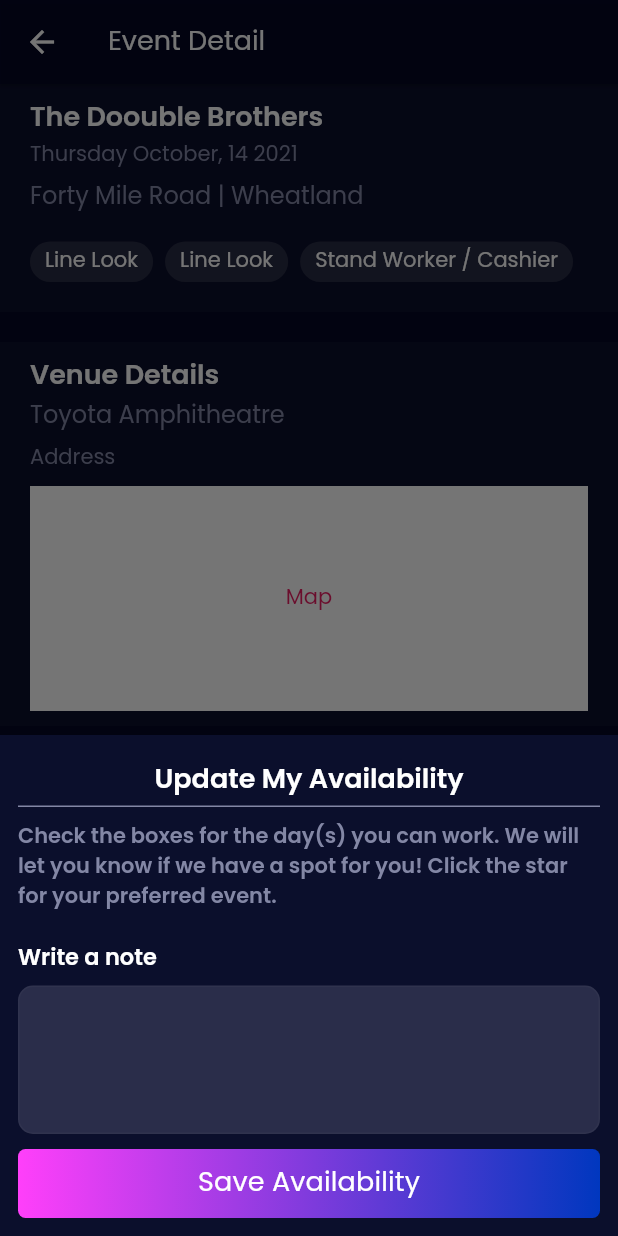
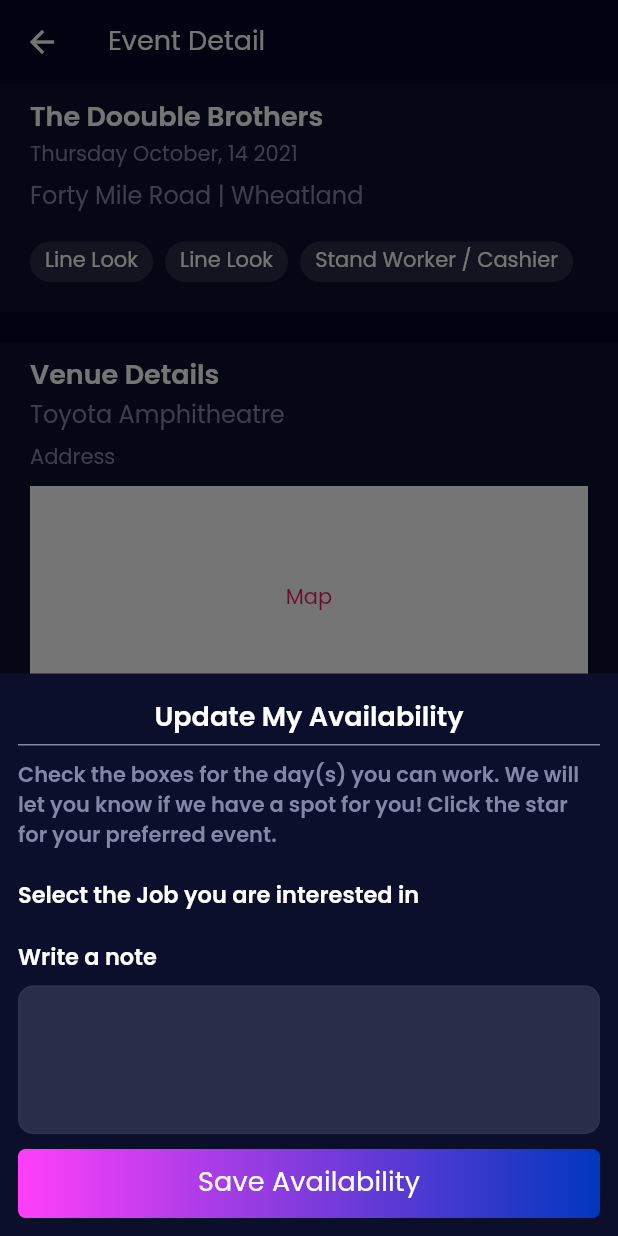
Before and after one commit to fluttertutorialin/mvpeventstaffing, a Flutter app: the EventDetailPage screen opened by its route, after a tap on "Update My Availability", on a phone screen of 412 x 824 dp. Run offline on Flutter 3.47's test engine with Material 2 defaults, Android fonts, the phone set to English and light mode, and no system bars; our stand-ins replace get, google_fonts, pin_code_text_field, table_calendar.

```diff
--- a/lib/ui/page/event_detail_page.dart
+++ b/lib/ui/page/event_detail_page.dart
@@ -45,6 +45,14 @@ class EventDetailPage extends StatelessWidget {
                                                 color: greyColor,
                                                 fontSize: 14,
                                                 fontWeight: FontWeight.w600))),
+                                    const SizedBox(height: 20),
+                                    Text('Select the Job you are interested in',
+                                        style: Get.textTheme.headline1!.merge(
+                                            const TextStyle(
+                                                color: whiteColor,
+                                                fontSize: 15,
+                                                fontWeight: FontWeight.w600))),
+
                                     const SizedBox(height: 20),
                                     Text(writeNote,
                                         style: Get.textTheme.headline1!.merge(
```
